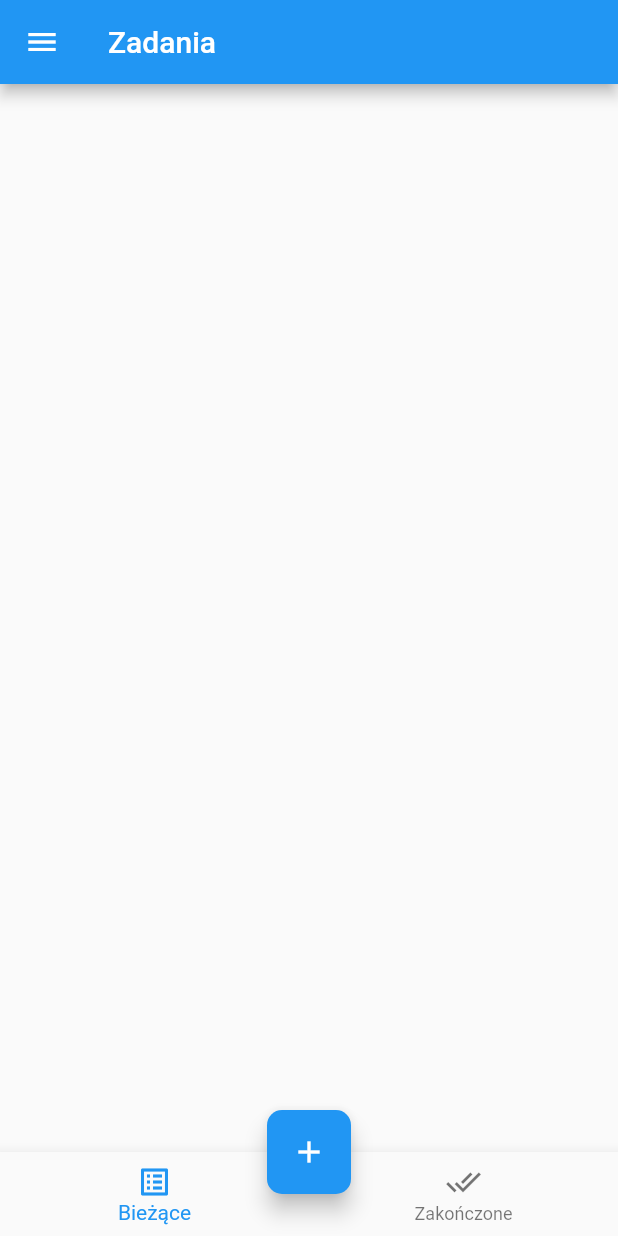
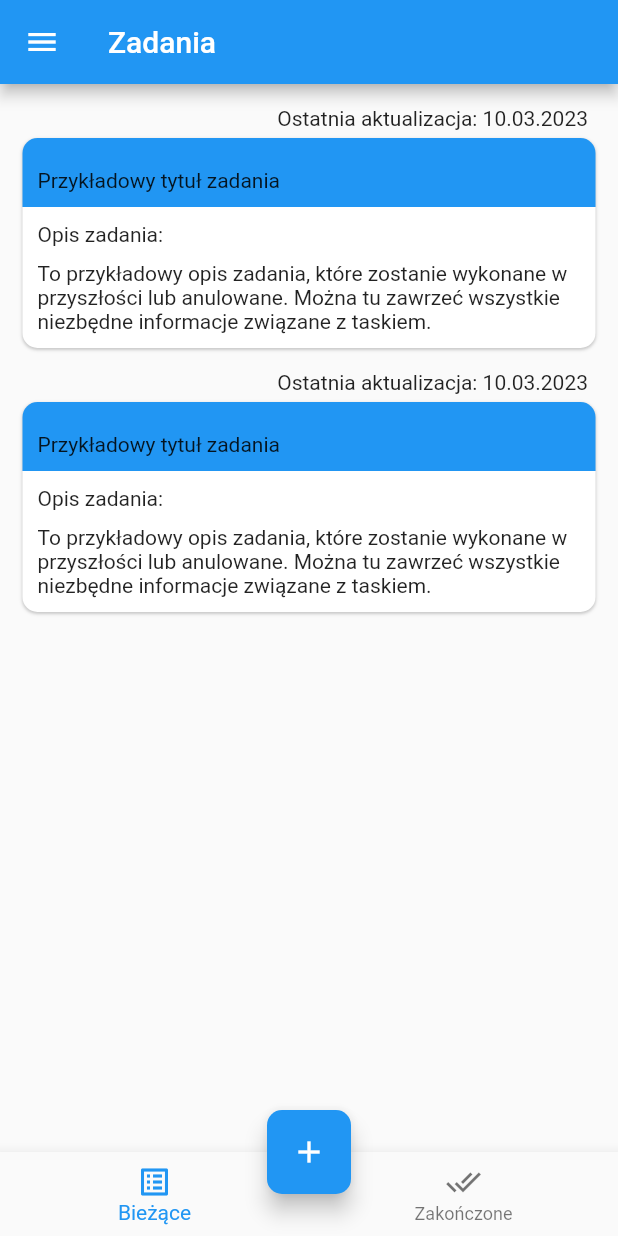
Before and after one commit to piotrpeczkowski/sw_planner, a Flutter app: the screen it shows after launch, on a phone screen of 412 x 824 dp. Run offline on Flutter 3.47's test engine with Material 2 defaults, Android fonts, the light colour scheme and no system bars.

Commit message:
Create task widget prototype

```diff
--- a/lib/features/tasks_page/content/actual_tasks_content/actual_tasks_content.dart
+++ /dev/null
@@ -1,14 +0,0 @@
-import 'package:flutter/material.dart';
-
-class ActualTasksContent extends StatelessWidget {
-  const ActualTasksContent({
-    super.key,
-  });
-
-  @override
-  Widget build(BuildContext context) {
-    return ListView(
-      children: [],
-    );
-  }
-}
--- /dev/null
+++ b/lib/features/tasks_page/content/current_tasks_content/current_tasks_content.dart
@@ -0,0 +1,19 @@
+import 'package:flutter/material.dart';
+import 'package:sw_planner/features/tasks_page/widgets/task_widget.dart';
+
+class CurrentTasksContent extends StatelessWidget {
+  const CurrentTasksContent({
+    super.key,
+  });
+
+  @override
+  Widget build(BuildContext context) {
+    return ListView(
+      children: const [
+        //Text('Zadania bieżące'),
+        TaskWidget(),
+        TaskWidget(),
+      ],
+    );
+  }
+}
--- a/lib/features/tasks_page/content/ended_tasks_content/ended_tasks_content.dart
+++ b/lib/features/tasks_page/content/ended_tasks_content/ended_tasks_content.dart
@@ -8,7 +8,9 @@ class EndedTasksContent extends StatelessWidget {
   @override
   Widget build(BuildContext context) {
     return ListView(
-      children: [],
+      children: const [
+        Text('Zakończone zadania'),
+      ],
     );
   }
 }
--- a/lib/features/tasks_page/pages/tasks.dart
+++ b/lib/features/tasks_page/pages/tasks.dart
@@ -1,6 +1,6 @@
 import 'package:flutter/material.dart';
 import 'package:sw_planner/features/add_task/pages/add_task.dart';
-import 'package:sw_planner/features/tasks_page/content/actual_tasks_content/actual_tasks_content.dart';
+import 'package:sw_planner/features/tasks_page/content/current_tasks_content/current_tasks_content.dart';
 import 'package:sw_planner/features/tasks_page/content/ended_tasks_content/ended_tasks_content.dart';
 import 'package:sw_planner/features/widgets/custom_drawer.dart';
 
@@ -47,7 +47,7 @@ class _TasksPageState extends State<TasksPage> {
       body: Builder(
         builder: (context) {
           if (_currentIndex == 0) {
-            return const ActualTasksContent();
+            return const CurrentTasksContent();
           }
           return const EndedTasksContent();
         },
--- /dev/null
+++ b/lib/features/tasks_page/widgets/task_widget.dart
@@ -0,0 +1,86 @@
+import 'package:flutter/material.dart';
+
+class TaskWidget extends StatelessWidget {
+  const TaskWidget({
+    super.key,
+  });
+
+  @override
+  Widget build(BuildContext context) {
+    return Column(
+      children: [
+        const Padding(
+          padding: EdgeInsets.only(
+            right: 20,
+            top: 15,
+            bottom: 5,
+          ),
+          child: Align(
+            alignment: Alignment.centerRight,
+            child: Text('Ostatnia aktualizacja: 10.03.2023'),
+          ),
+        ),
+        Container(
+          margin: const EdgeInsets.symmetric(horizontal: 15),
+          decoration: BoxDecoration(
+            borderRadius: BorderRadius.circular(10),
+            boxShadow: [
+              BoxShadow(
+                color: Colors.black.withOpacity(0.2),
+                spreadRadius: 0.2,
+                blurRadius: 1.0,
+                offset: const Offset(0, 1),
+              ),
+            ],
+          ),
+          child: Column(
+            children: [
+              Container(
+                padding: const EdgeInsets.all(10),
+                width: double.infinity,
+                decoration: const BoxDecoration(
+                  borderRadius: BorderRadius.only(
+                    topLeft: Radius.circular(10),
+                    topRight: Radius.circular(10),
+                  ),
+                  color: Colors.blue,
+                ),
+                child: Column(
+                  crossAxisAlignment: CrossAxisAlignment.start,
+                  children: const [
+                    //Text('Ostatnia aktualizacja:'),
+                    Padding(
+                      padding: EdgeInsets.only(top: 10),
+                      child: Text('Przykładowy tytuł zadania'),
+                    ),
+                  ],
+                ),
+              ),
+              Container(
+                padding: const EdgeInsets.all(10),
+                width: double.infinity,
+                decoration: const BoxDecoration(
+                  borderRadius: BorderRadius.only(
+                    bottomLeft: Radius.circular(10),
+                    bottomRight: Radius.circular(10),
+                  ),
+                  color: Colors.white,
+                ),
+                child: Column(
+                  crossAxisAlignment: CrossAxisAlignment.start,
+                  children: const [
+                    Text('Opis zadania:'),
+                    Padding(padding: EdgeInsets.only(top: 10)),
+                    Text(
+                      'To przykładowy opis zadania, które zostanie wykonane w przyszłości lub anulowane. Można tu zawrzeć wszystkie niezbędne informacje związane z taskiem.',
+                    ),
+                  ],
+                ),
+              ),
+            ],
+          ),
+        ),
+      ],
+    );
+  }
+}
```
